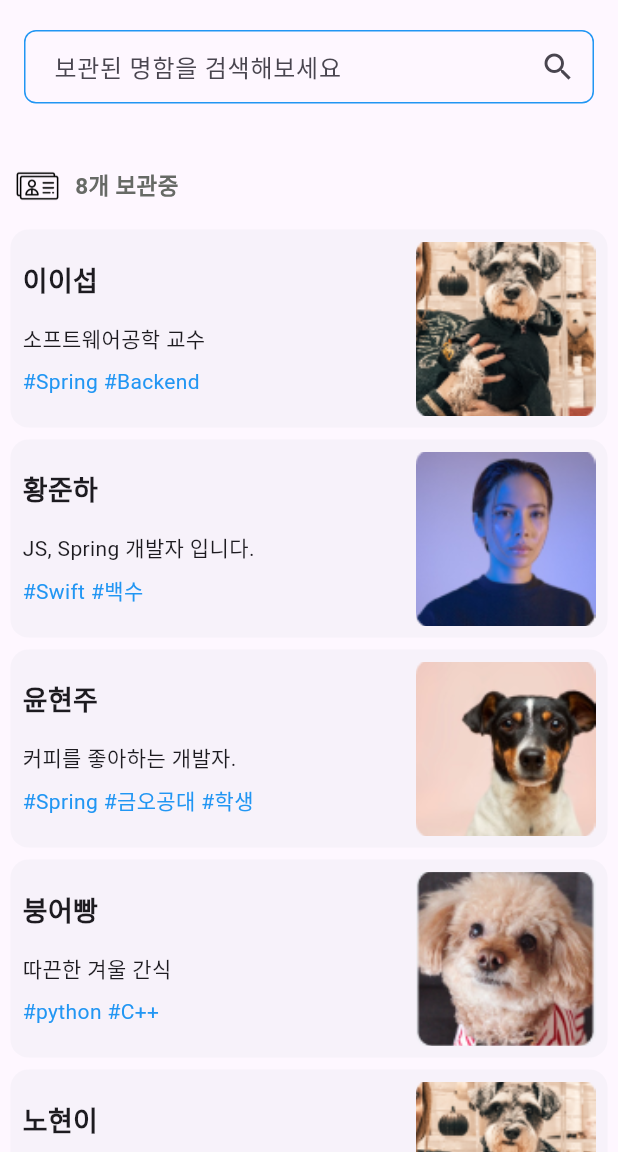
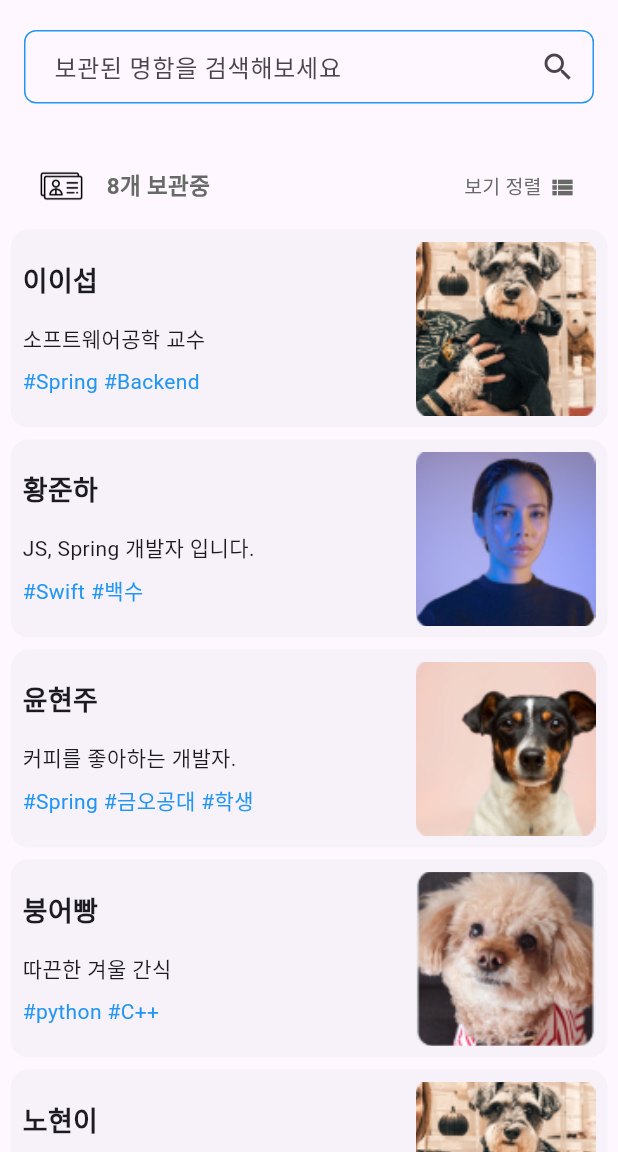
Before and after one commit to cream-opensource/gitME_front, a Flutter app: the CardWalletScreen screen opened by its route, on a phone screen of 412 x 824 dp, the part 84-1236 px from its top. Run offline on Flutter 3.47's test engine with Material 3 defaults, Android fonts, the phone set to English and light mode, and no system bars; our stand-ins replace carousel_slider, flip_card, qr_flutter, webview_flutter; missing offline and left inert: qrscan.

Commit message:
명함 지갑 보기정렬 내 명함 개수 추가

```diff
--- a/gitme/lib/screens/cardWallet_screen.dart
+++ b/gitme/lib/screens/cardWallet_screen.dart
@@ -1,8 +1,14 @@
 import 'package:flutter/material.dart';
 import 'main_screen.dart';
 
-class CardWalletScreen extends StatelessWidget {
+class CardWalletScreen extends StatefulWidget { // StatelessWidget에서 StatefulWidget로 변경
   static final route = 'card-wallet-screen';
+
+  @override
+  _CardWalletScreenState createState() => _CardWalletScreenState();
+}
+
+class _CardWalletScreenState extends State<CardWalletScreen> { // State 클래스 추가
 
   final List<Map<String, dynamic>> tableList = [
     {
@@ -54,6 +60,19 @@ class CardWalletScreen extends StatelessWidget {
       'imagePath': 'assets/BBANG.png',
     },
   ];
+
+  List<String> cardImages = [
+    'assets/card1.png',
+    'assets/card2.png',
+    'assets/card3.png',
+    'assets/card4.png',
+    'assets/card5.png',
+    'assets/card6.png',
+    'assets/card1.png',
+    'assets/card2.png',
+  ];
+
+  bool isListView = true;
 
   @override
   Widget build(BuildContext context) {
@@ -113,9 +132,13 @@ class CardWalletScreen extends StatelessWidget {
                 // 검색 기능 구현
               },
             ),
-
           ),
           SizedBox(height: 30),
+          Padding(
+            padding: EdgeInsets.symmetric(horizontal: 16.0),
+            child: Row(
+              mainAxisAlignment: MainAxisAlignment.spaceBetween,
+              children: [
                 Row(
                   children: [
                     Image.asset(
@@ -123,19 +146,54 @@ class CardWalletScreen extends StatelessWidget {
                       width: 50, // 이미지 너비
                       height: 50, // 이미지 높이
                     ),
+                    SizedBox(width: 5), // 이미지와 텍스트 사이 간격 조정
                     Text(
                       '${tableList.length}개 보관중', // 테이블 수 표시
-                textAlign: TextAlign.start, // 왼쪽 정렬
+                      textAlign: TextAlign.start,
                       style: TextStyle(
                         color: Color(0xFF676A66),
-                  fontSize: 15, // 텍스트 크기 조정
-                  fontWeight: FontWeight.bold, // 텍스트 굵기 조정
+                        fontSize: 15,
+                        fontWeight: FontWeight.bold,
                       ),
                     ),
                   ],
                 ),
+                TextButton(
+                  onPressed: () {
+                    setState(() {
+                      isListView = !isListView;
+                    });
+                  },
+                    child: Row(
+                      children: [
+                        Text(
+                          isListView ? '보기 정렬' : '그리드 정렬',
+                          style: TextStyle(
+                            color: Color(0xFF676A66),
+                            fontSize: 13,
+                          ),
+                        ),
+                        SizedBox(width: 5),
+                        Padding(
+                          padding: EdgeInsets.only(top: 2.0),
+                          child: Icon(
+                            isListView ? Icons.view_list : Icons.grid_view,
+                            color: Color(0xFF676A66),
+                            size: 18,
+                          ),
+                        ),
+                      ],
+                    ),
+                    style: TextButton.styleFrom(
+                    minimumSize: Size(10, 10),
+                  ),
+                ),
+              ],
+            ),
+          ),
           Expanded(
-            child: ListView.builder(
+            child: isListView
+                ? ListView.builder(
               itemCount: tableList.length,
               itemBuilder: (BuildContext context, int index) {
                 return Container(
@@ -185,6 +243,55 @@ class CardWalletScreen extends StatelessWidget {
                   ),
                 );
               },
+            )
+                : GridView.builder(
+              gridDelegate: SliverGridDelegateWithFixedCrossAxisCount(
+                crossAxisCount: 3,
+                mainAxisSpacing: 10.0,
+                crossAxisSpacing: 10.0,
+                childAspectRatio: 0.8,
+              ),
+              itemCount: cardImages.length,
+              itemBuilder: (context, int index) {
+                return GestureDetector(
+                  onTap: () {
+                    showDialog(
+                      context: context,
+                      builder: (context) {
+                        return Dialog(
+                          backgroundColor: Colors.transparent,
+                          child: Stack(
+                            children: [
+                              Align(
+                                alignment: Alignment.center,
+                                child: Image.asset(cardImages[index]),
+                              ),
+                              Align(
+                                alignment: Alignment.bottomCenter,
+                                child: ElevatedButton(
+                                  onPressed: () {
+                                    Navigator.of(context).pop(); // 다이얼로그 닫기
+                                  },
+                                  child: Text('닫기'),
+                                ),
+                              )
+                            ],
+                          ),
+                        );
+                      },
+                    );
+                  },
+                  child: SizedBox(
+                    child: Card(
+                      child: Image.asset(
+                        cardImages[index],
+                        width: 100,
+                        height: 100,
+                      ),
+                    ),
+                  ),
+                );
+              },
             ),
           ),
         ],
```
Also changed, not shown: gitme/lib/screens/cardList_screen.dart (+50 -17 lines). Lines whose indentation alone changed are shown as unchanged.
